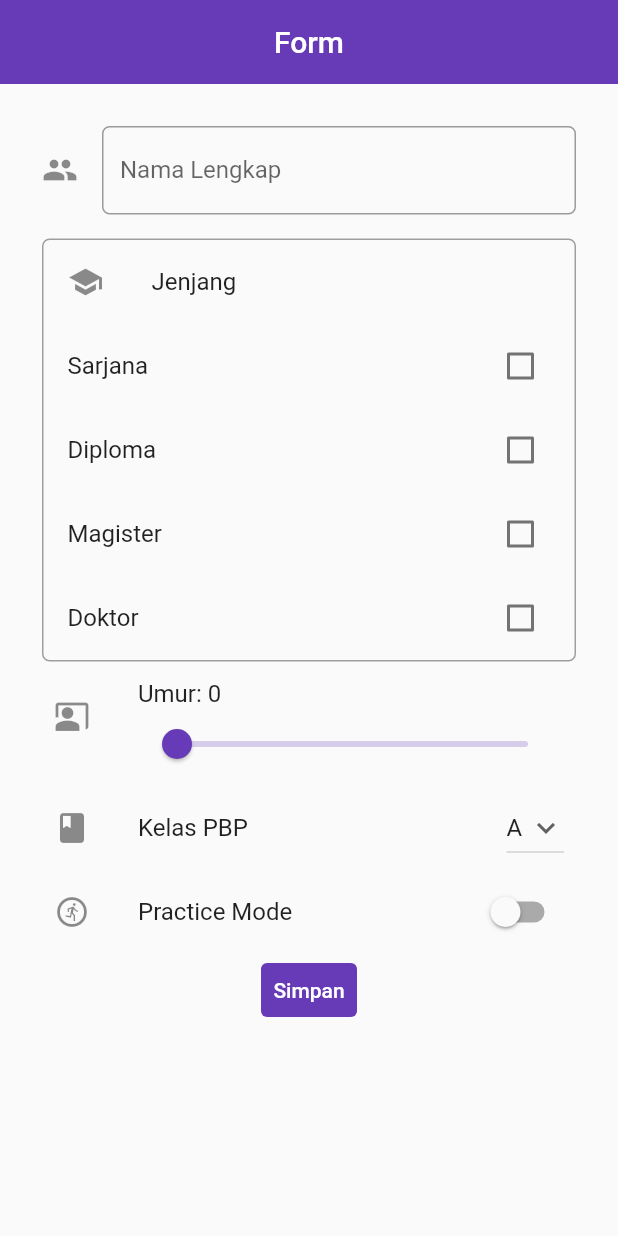
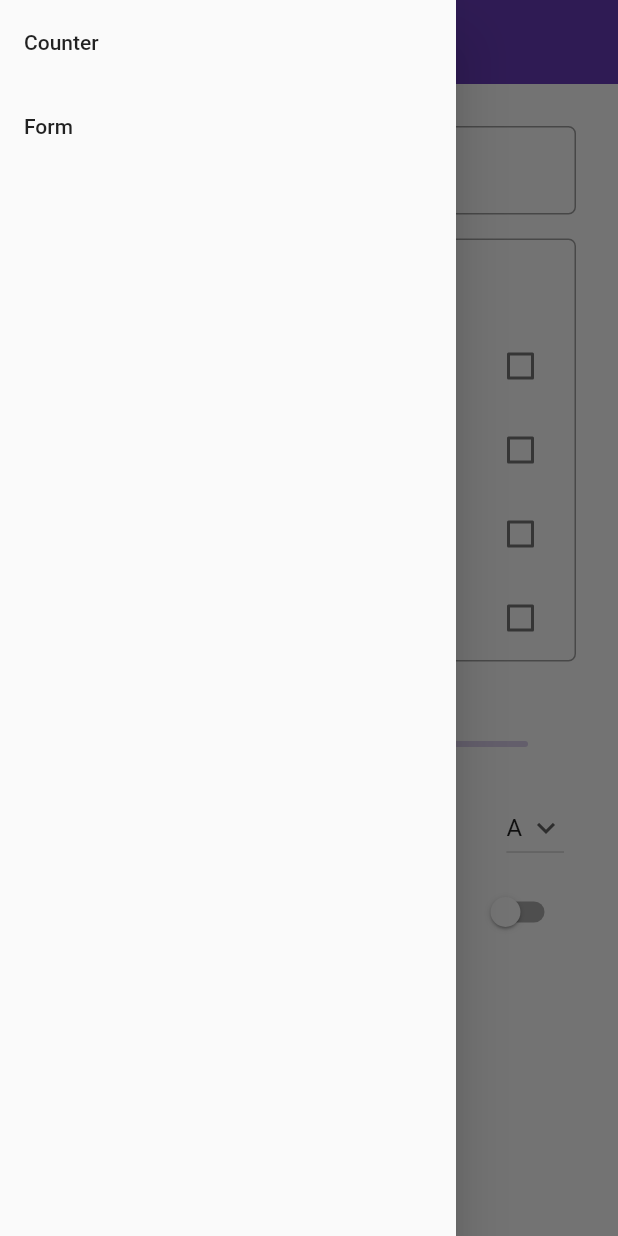
Before and after one commit to AnggaPutraa/pbp-flutter-tutorial, a Flutter app: the MyFormPage screen opened directly, with the side drawer open (before the commit the screen has no drawer), on a phone screen of 412 x 824 dp. Run offline on Flutter 3.47's test engine with Material 2 defaults, Android fonts, the phone set to English and light mode, and no system bars.

Commit message:
lab 7: add drawer on form page

```diff
--- a/lib/form.dart
+++ b/lib/form.dart
@@ -1,4 +1,6 @@
 import 'package:flutter/material.dart';
+
+import 'main.dart';
 
 class MyFormPage extends StatefulWidget {
   const MyFormPage({super.key});
@@ -26,6 +28,33 @@ class _MyFormPageState extends State<MyFormPage> {
         title: const Text('Form'),
         centerTitle: true,
         elevation: 0,
+      ),
+      drawer: Drawer(
+        child: Column(
+          children: [
+            // Menambahkan clickable menu
+            ListTile(
+              title: const Text('Counter'),
+              onTap: () {
+                // Route menu ke halaman utama
+                Navigator.pushReplacement(
+                  context,
+                  MaterialPageRoute(builder: (context) => const MyHomePage()),
+                );
+              },
+            ),
+            ListTile(
+              title: const Text('Form'),
+              onTap: () {
+                // Route menu ke halaman form
+                Navigator.pushReplacement(
+                  context,
+                  MaterialPageRoute(builder: (context) => const MyFormPage()),
+                );
+              },
+            ),
+          ],
+        ),
       ),
       body: Form(
         key: _formKey,
```
